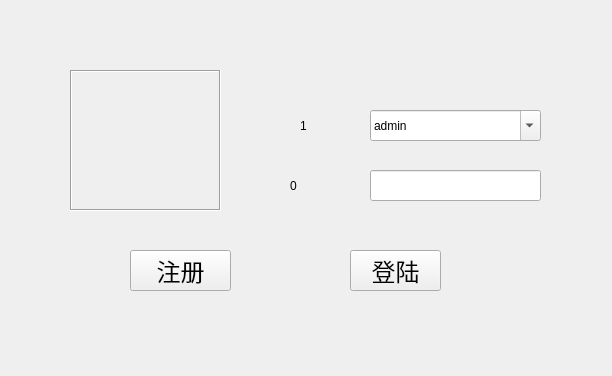
First picture: the form in Restaurant/logindialog.ui, repository PG98/2017SepQt, before the edit.
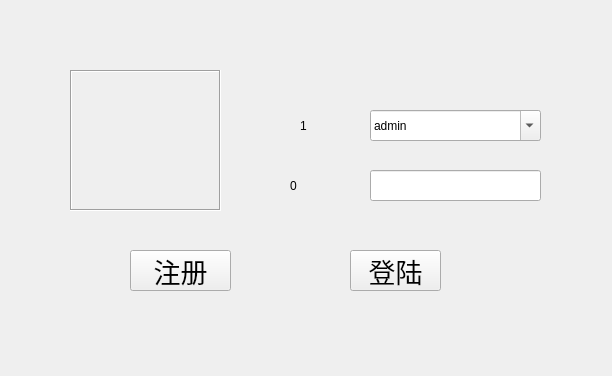
Second picture: the form after the edit. Icons and pictures are not drawn.

What changed in the file:
```diff
--- a/Restaurant/logindialog.ui
+++ b/Restaurant/logindialog.ui
@@ -50,7 +50,9 @@
    <property name="font">
     <font>
      <family>Libian SC</family>
-     <pointsize>18</pointsize>
+     <pointsize>20</pointsize>
+     <weight>50</weight>
+     <bold>false</bold>
     </font>
    </property>
    <property name="text">
@@ -78,7 +80,9 @@
    <property name="font">
     <font>
      <family>Libian SC</family>
-     <pointsize>18</pointsize>
+     <pointsize>20</pointsize>
+     <weight>50</weight>
+     <bold>false</bold>
     </font>
    </property>
    <property name="focusPolicy">
```
Left out of the diff: 2 changed lines with no effect on the pictures.
